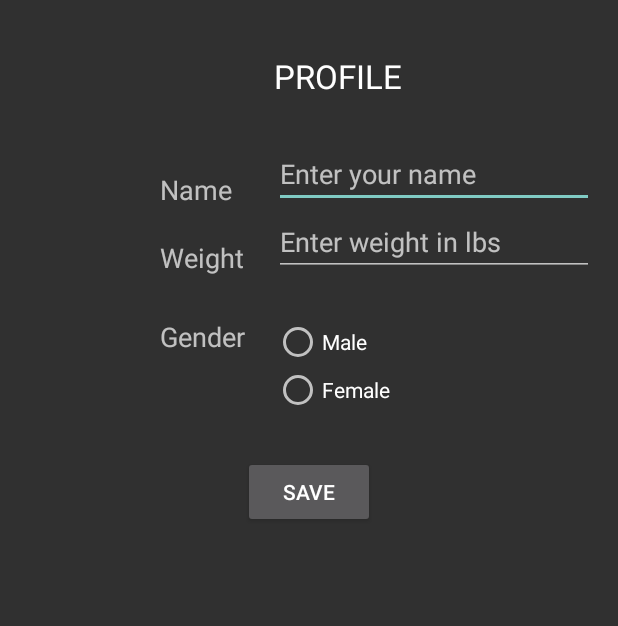
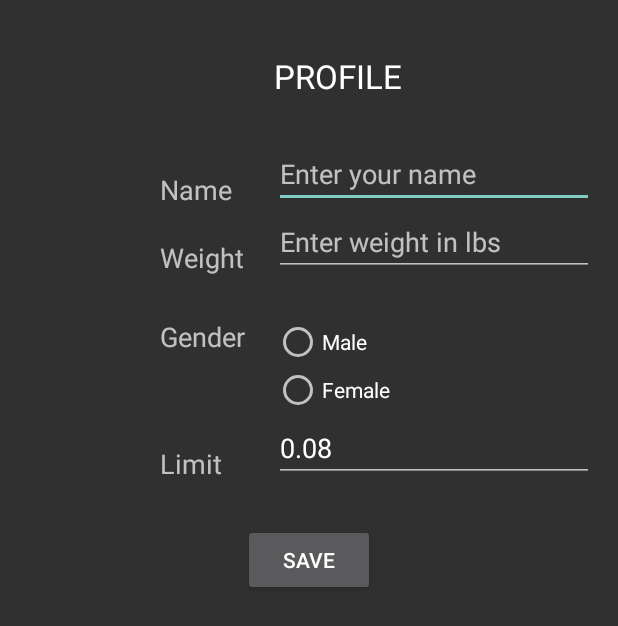
Before and after one commit to tehDugong/BACTracker, an Android app: the ProfilePressedActivity screen opened directly, with no data from a screen before it, on a phone screen of 412 x 824 dp. Shown: the top 626 px of the screen. Run offline under Robolectric (Android 15) with nearby library versions, the phone set to English and light mode, and no system bars.

Commit message:
added legal limit feature, cleaned up code, removed increment on menu press

```diff
--- a/mobile/src/main/java/org/cs160/bactracker/ProfilePressedActivity.java
+++ b/mobile/src/main/java/org/cs160/bactracker/ProfilePressedActivity.java
@@ -21,10 +21,12 @@ public class ProfilePressedActivity extends ActionBarActivity {
     String TAG; //del
     private EditText user_name;
     private EditText user_weight;
+    private EditText legal_limit;
     private String name;
     private String weightStr;
     private int weight;
     private Boolean gender;
+    private float limit;
     public static final String PREFS_NAME = "DrinksFile";
     SharedPreferences drinks;
     SharedPreferences.Editor editor;
@@ -134,6 +136,7 @@ public class ProfilePressedActivity extends ActionBarActivity {
 
         user_name = (EditText) findViewById(R.id.user_name);
         user_weight = (EditText) findViewById(R.id.user_weight);
+        legal_limit = (EditText) findViewById(R.id.legal_limit);
         name = user_name.getText().toString();
         weightStr = user_weight.getText().toString();
         weight = Integer.parseInt(weightStr);
@@ -141,8 +144,10 @@ public class ProfilePressedActivity extends ActionBarActivity {
         //user_weight.setText(weight);
         //Log.d(TAG, name);
         //Log.d(TAG, weight);
+        limit=Float.parseFloat(legal_limit.getText().toString());
         editor.putString("name", name);
         editor.putInt("weight", weight);
+        editor.putFloat("legal_limit", limit);
         editor.commit();
         Log.d(TAG, "in here");
         Log.d(TAG, drinks.getString("name", name));
--- a/mobile/src/main/res/layout/activity_profile_pressed.xml
+++ b/mobile/src/main/res/layout/activity_profile_pressed.xml
@@ -94,13 +94,33 @@
             android:onClick="onRadioButtonClicked"/>
     </RadioGroup>
 
+    <TextView
+        android:layout_width="wrap_content"
+        android:layout_height="wrap_content"
+        android:textAppearance="?android:attr/textAppearanceMedium"
+        android:text="Limit"
+        android:id="@+id/legal_limit_text"
+        android:layout_alignBottom="@+id/legal_limit"
+        android:layout_alignStart="@+id/gender_text" />
+
+    <EditText
+        android:layout_width="wrap_content"
+        android:layout_height="wrap_content"
+        android:inputType="numberDecimal"
+        android:ems="10"
+        android:id="@+id/legal_limit"
+        android:hint="Enter legal driving limit"
+        android:layout_below="@+id/radioGroup"
+        android:layout_alignParentEnd="true"
+        android:text="0.08"/>
+
     <Button
         android:layout_width="wrap_content"
         android:layout_height="wrap_content"
         android:text="Save"
         android:id="@+id/save_button"
         android:layout_marginTop="28dp"
-        android:layout_below="@+id/radioGroup"
+        android:layout_below="@+id/legal_limit"
         android:layout_centerHorizontal="true"
         android:onClick="pressSaveButton"/>
 
```
Also changed, not shown: mobile/src/main/java/org/cs160/bactracker/PhoneListeningService.java (+50 -108 lines), wear/src/main/java/org/cs160/bactracker/BACActivity.java (+16 -17 lines), wear/src/main/java/org/cs160/bactracker/BACService.java (+12 -16 lines).
